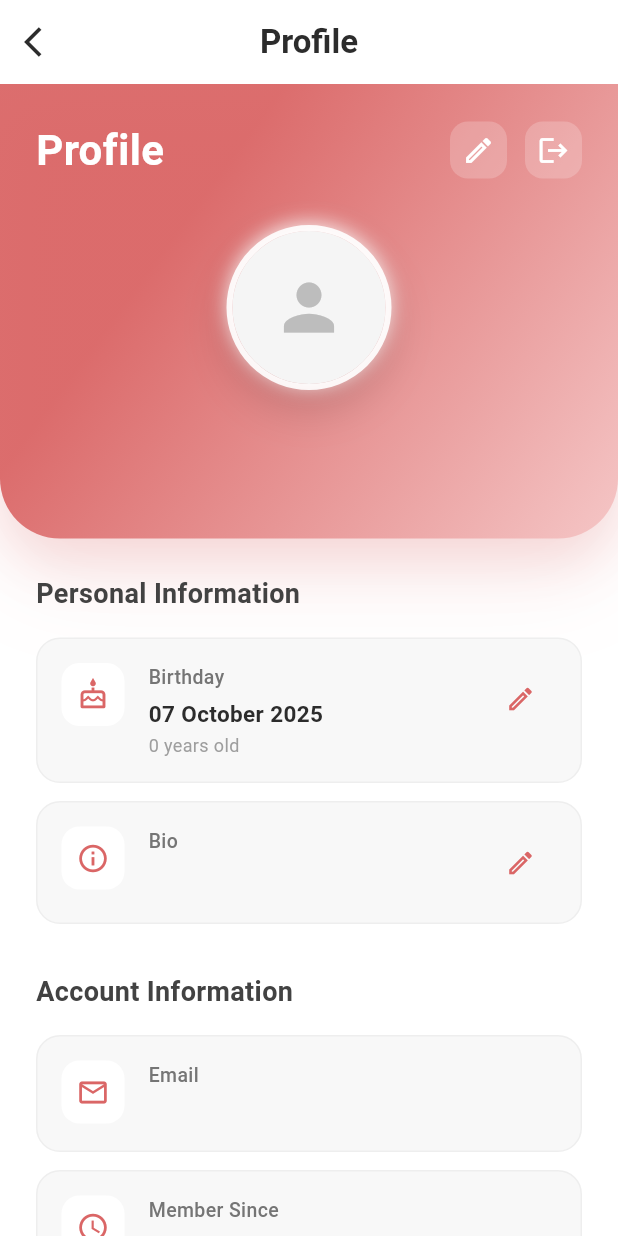
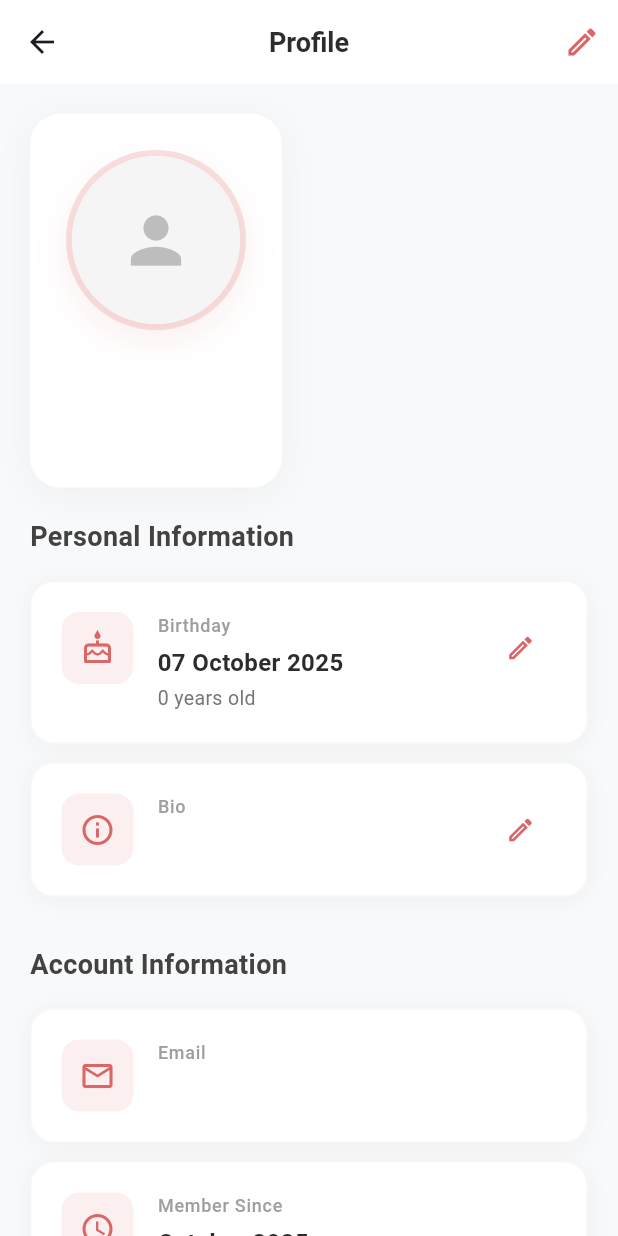
Before and after one commit to once-human/better, a Flutter app: the MyHomePage screen opened directly, after a tap on the "person outline" icon, on a phone screen of 412 x 824 dp. Run offline on Flutter 3.47's test engine with Material 3 defaults, Android fonts, the phone set to English and light mode, and no system bars; our stand-ins replace cloud_firestore, firebase_auth, firebase_core, firebase_storage, google_sign_in, image_picker and 1 more; accounts and stored records are empty.

Commit message:
feat: Complete profile photo management and UI improvements
✅ Profile Photo Management:
- Local profile picture storage in app documents directory
- Priority system: Local > Google > Default avatar
- Fixed profile photo display in profile screen
- Proper handling of both local files and network URLs

✅ Profile Screen Redesign:
- Removed ugly gradient header completely
- Clean, modern card-based design with subtle shadows
- Apple-level sophistication with proper spacing and typography
- Improved animations (fade, slide, scale transitions)
- Modern info cards with better visual hierarchy
- Clean settings tiles with proper destructive action styling

✅ Header Enhancements:
- Made header 1.4x bigger overall (increased padding)
- All components 1.5x bigger: hamburger (36px), logo (45px height), profile icon (48px)
- Sticky header now works properly when switching tabs
- Improved profile picture display logic

✅ Onboarding Improvements:
- Fixed gap created by removing header (increased bottom section to 350px)
- Adjusted text area height to accommodate larger bottom section
- Maintains proper spacing and visual balance

✅ Technical Improvements:
- Better error handling for image loading
- Proper file path management for local images
- Enhanced user service with local profile picture methods
- Maintained all existing animations and haptic feedback
- Clean, maintainable code structure

```diff
--- a/lib/main.dart
+++ b/lib/main.dart
@@ -216,14 +216,14 @@ class _MyHomePageState extends State<MyHomePage> {
         return Container(
           color: Colors.white,
           padding: EdgeInsets.only(
-            top: MediaQuery.of(context).padding.top + 12,
-            left: 24,
-            right: 24,
-            bottom: 12,
+            top: MediaQuery.of(context).padding.top + 16, // Increased from 12
+            left: 28, // Increased from 24
+            right: 28, // Increased from 24
+            bottom: 16, // Increased from 12
           ),
           child: Row(
             children: [
-              // Hamburger menu
+              // Hamburger menu - made 1.5x bigger
               GestureDetector(
                 onTap: () {
                   HapticFeedback.selectionClick();
@@ -232,18 +232,18 @@ class _MyHomePageState extends State<MyHomePage> {
                 child: const Icon(
                   Icons.menu_rounded,
                   color: Color(0xFF2C2C2C),
-                  size: 24,
+                  size: 36, // Increased from 24 (1.5x)
                 ),
               ),
-              const SizedBox(width: 16),
-              // Logo with text - no background
+              const SizedBox(width: 24), // Increased from 16
+              // Logo with text - made 1.5x bigger
               Image.asset(
                 'lib/assets/better_navlogo.png',
-                height: 30,
+                height: 45, // Increased from 30 (1.5x)
                 fit: BoxFit.contain,
               ),
               const Spacer(),
-              // Right: Profile button
+              // Right: Profile button - made 1.5x bigger
               GestureDetector(
                 onTap: () async {
                   HapticFeedback.selectionClick();
@@ -259,13 +259,13 @@ class _MyHomePageState extends State<MyHomePage> {
                   }
                 },
                 child: Container(
-                  width: 32,
-                  height: 32,
+                  width: 48, // Increased from 32 (1.5x)
+                  height: 48, // Increased from 32 (1.5x)
                   decoration: BoxDecoration(
                     shape: BoxShape.circle,
                     border: Border.all(
                       color: const Color(0xFFE0E0E0),
-                      width: 1.5,
+                      width: 2.25, // Increased from 1.5 (1.5x)
                     ),
                   ),
                   child: hasProfileImage
@@ -277,7 +277,7 @@ class _MyHomePageState extends State<MyHomePage> {
                                   errorBuilder: (_, __, ___) => const Icon(
                                     Icons.person_outline_rounded,
                                     color: Color(0xFF2C2C2C),
-                                    size: 18,
+                                    size: 27, // Increased from 18 (1.5x)
                                   ),
                                 )
                               : Image.file(
@@ -286,14 +286,14 @@ class _MyHomePageState extends State<MyHomePage> {
                                   errorBuilder: (_, __, ___) => const Icon(
                                     Icons.person_outline_rounded,
                                     color: Color(0xFF2C2C2C),
-                                    size: 18,
+                                    size: 27, // Increased from 18 (1.5x)
                                   ),
                                 ),
                         )
                       : const Icon(
                           Icons.person_outline_rounded,
                           color: Color(0xFF2C2C2C),
-                          size: 18,
+                          size: 27, // Increased from 18 (1.5x)
                         ),
                 ),
               ),
--- a/lib/onboarding_screen.dart
+++ b/lib/onboarding_screen.dart
@@ -316,7 +316,7 @@ class _OnboardingScreenState extends State<OnboardingScreen> with TickerProvider
           bottom: 0,
           left: 0,
           right: 0,
-          height: 250,
+          height: 350, // Increased from 250 to fill the gap
           child: Container(
             decoration: const BoxDecoration(
               color: Color(0xFFFBF1F0),
@@ -331,7 +331,7 @@ class _OnboardingScreenState extends State<OnboardingScreen> with TickerProvider
               children: [
                 // Text content with fixed height container
                 SizedBox(
-                  height: 100, // Fixed height for text area
+                  height: 140, // Increased from 100 to accommodate larger bottom section
                   child: Center(
                     child: AnimatedSwitcher(
                       duration: const Duration(milliseconds: 500),
--- a/lib/screens/profile_screen.dart
+++ b/lib/screens/profile_screen.dart
@@ -180,27 +180,25 @@ class _ProfileScreenState extends State<ProfileScreen> with TickerProviderStateM
   @override
   Widget build(BuildContext context) {
     return Scaffold(
-      backgroundColor: Colors.white,
+      backgroundColor: const Color(0xFFF8F9FA),
       appBar: AppBar(
         backgroundColor: Colors.white,
         elevation: 0,
-        leading: IconButton(
-          icon: const Icon(Icons.arrow_back_ios, color: Color(0xFF2C2C2C)),
-          onPressed: () {
-            // Navigate back to home by updating the index
-            if (Navigator.canPop(context)) {
-              Navigator.pop(context);
-            }
-          },
-        ),
         title: const Text(
           'Profile',
           style: TextStyle(
             color: Color(0xFF2C2C2C),
             fontWeight: FontWeight.w600,
+            fontSize: 18,
           ),
         ),
         centerTitle: true,
+        actions: [
+          IconButton(
+            icon: const Icon(Icons.edit_outlined, color: Color(0xFFDA6666)),
+            onPressed: _editProfile,
+          ),
+        ],
       ),
       body: SafeArea(
         child: _isLoading
@@ -215,138 +213,110 @@ class _ProfileScreenState extends State<ProfileScreen> with TickerProviderStateM
                 child: SingleChildScrollView(
                   physics: const ClampingScrollPhysics(),
                   child: Column(
-                    crossAxisAlignment: CrossAxisAlignment.stretch,
+                    crossAxisAlignment: CrossAxisAlignment.start,
                     children: [
-                      // Header with sophisticated gradient
-                      SlideTransition(
-                        position: _slideAnimation,
-                        child: Container(
+                      // Profile Header Card
+                      Container(
+                        margin: const EdgeInsets.all(20),
                         padding: const EdgeInsets.all(24),
                         decoration: BoxDecoration(
-                            gradient: LinearGradient(
-                              begin: Alignment.topLeft,
-                              end: Alignment.bottomRight,
-                              colors: [
-                                const Color(0xFFDA6666).withOpacity(0.95),
-                                const Color(0xFFF5C6C6),
-                              ],
-                              stops: const [0.3, 1.0],
-                            ),
-                            borderRadius: const BorderRadius.only(
-                              bottomLeft: Radius.circular(40),
-                              bottomRight: Radius.circular(40),
-                            ),
+                          color: Colors.white,
+                          borderRadius: BorderRadius.circular(20),
                           boxShadow: [
                             BoxShadow(
-                                color: const Color(0xFFDA6666).withOpacity(0.2),
-                                blurRadius: 30,
-                                offset: const Offset(0, 15),
-                              ),
-                              BoxShadow(
-                                color: const Color(0xFFDA6666).withOpacity(0.1),
-                                blurRadius: 60,
-                                offset: const Offset(0, 25),
+                              color: Colors.black.withOpacity(0.04),
+                              blurRadius: 20,
+                              offset: const Offset(0, 4),
                             ),
                           ],
                         ),
                         child: Column(
                           children: [
-                            Row(
-                              mainAxisAlignment: MainAxisAlignment.spaceBetween,
-                              children: [
-                                const Text(
-                                  'Profile',
-                                  style: TextStyle(
-                                    fontSize: 28,
-                                    fontWeight: FontWeight.bold,
-                                    color: Colors.white,
-                                  ),
-                                ),
-                                Row(
-                                  children: [
-                                    _buildHeaderButton(
-                                      icon: Icons.edit_outlined,
-                                      onTap: _editProfile,
-                                    ),
-                                    const SizedBox(width: 12),
-                                    _buildHeaderButton(
-                                      icon: Icons.logout,
-                                      onTap: _signOut,
-                                    ),
-                                  ],
-                                ),
-                              ],
-                            ),
-                            const SizedBox(height: 30),
-                            // Profile Photo with animation
+                            // Profile Photo
                             ScaleTransition(
                               scale: _scaleAnimation,
                               child: Container(
-                                width: 110,
-                                height: 110,
+                                width: 120,
+                                height: 120,
                                 decoration: BoxDecoration(
                                   shape: BoxShape.circle,
                                   border: Border.all(
-                                    color: Colors.white.withOpacity(0.9),
+                                    color: const Color(0xFFDA6666).withOpacity(0.2),
                                     width: 4,
                                   ),
                                   boxShadow: [
                                     BoxShadow(
-                                      color: Colors.black.withOpacity(0.15),
-                                      blurRadius: 25,
-                                      offset: const Offset(0, 12),
-                                    ),
-                                    BoxShadow(
-                                      color: Colors.white.withOpacity(0.8),
-                                      blurRadius: 10,
-                                      offset: const Offset(0, -2),
+                                      color: const Color(0xFFDA6666).withOpacity(0.1),
+                                      blurRadius: 20,
+                                      offset: const Offset(0, 8),
                                     ),
                                   ],
                                 ),
                                 child: ClipOval(
                                   child: _profile?.photoUrl != null
+                                      ? (_profile!.photoUrl!.startsWith('http')
                                           ? Image.network(
                                               _profile!.photoUrl!,
                                               fit: BoxFit.cover,
                                               errorBuilder: (_, __, ___) => _buildDefaultAvatar(),
                                             )
+                                          : Image.file(
+                                              File(_profile!.photoUrl!),
+                                              fit: BoxFit.cover,
+                                              errorBuilder: (_, __, ___) => _buildDefaultAvatar(),
+                                            ))
                                       : _buildDefaultAvatar(),
                                 ),
                               ),
                             ),
-                            const SizedBox(height: 16),
+                            const SizedBox(height: 20),
                             // Name
                             Text(
                               _profile?.fullName ?? 'Guest User',
                               style: const TextStyle(
                                 fontSize: 24,
                                 fontWeight: FontWeight.bold,
-                                color: Colors.white,
+                                color: Color(0xFF2C2C2C),
                               ),
+                              textAlign: TextAlign.center,
                             ),
                             const SizedBox(height: 4),
                             // Email
                             Text(
                               _profile?.email ?? '',
                               style: TextStyle(
+                                fontSize: 16,
+                                color: Colors.grey[600],
+                              ),
+                              textAlign: TextAlign.center,
+                            ),
+                            if (_profile?.bio != null && _profile!.bio!.isNotEmpty) ...[
+                              const SizedBox(height: 12),
+                              Text(
+                                _profile!.bio!,
+                                style: TextStyle(
                                   fontSize: 14,
-                                color: Colors.white.withOpacity(0.9),
+                                  color: Colors.grey[700],
+                                  height: 1.4,
                                 ),
+                                textAlign: TextAlign.center,
+                                maxLines: 3,
+                                overflow: TextOverflow.ellipsis,
                               ),
                             ],
-                        ),
+                          ],
                         ),
                       ),
 
                       // Profile Info Cards
                       Padding(
-                        padding: const EdgeInsets.all(24),
+                        padding: const EdgeInsets.symmetric(horizontal: 20),
                         child: Column(
                           crossAxisAlignment: CrossAxisAlignment.start,
                           children: [
                             _buildSectionTitle('Personal Information'),
                             const SizedBox(height: 16),
-                            _buildInfoCard(
+                            _buildModernInfoCard(
                               icon: Icons.cake_outlined,
                               title: 'Birthday',
                               value: _profile?.dateOfBirth != null
@@ -359,7 +329,7 @@ class _ProfileScreenState extends State<ProfileScreen> with TickerProviderStateM
                               onEdit: () => _editBirthday(),
                             ),
                             const SizedBox(height: 12),
-                            _buildInfoCard(
+                            _buildModernInfoCard(
                               icon: Icons.info_outline,
                               title: 'Bio',
                               value: _profile?.bio ?? 'No bio added',
@@ -371,13 +341,13 @@ class _ProfileScreenState extends State<ProfileScreen> with TickerProviderStateM
                             const SizedBox(height: 32),
                             _buildSectionTitle('Account Information'),
                             const SizedBox(height: 16),
-                            _buildInfoCard(
+                            _buildModernInfoCard(
                               icon: Icons.email_outlined,
                               title: 'Email',
                               value: _profile?.email ?? 'Not available',
                             ),
                             const SizedBox(height: 12),
-                            _buildInfoCard(
+                            _buildModernInfoCard(
                               icon: Icons.access_time,
                               title: 'Member Since',
                               value: _profile?.createdAt != null
@@ -394,33 +364,42 @@ class _ProfileScreenState extends State<ProfileScreen> with TickerProviderStateM
                             const SizedBox(height: 32),
                             _buildSectionTitle('Settings'),
                             const SizedBox(height: 16),
-                            _buildSettingsTile(
+                            _buildModernSettingsTile(
                               icon: Icons.notifications_outlined,
                               title: 'Notifications',
                               subtitle: 'Manage notification preferences',
                               onTap: () => _showNotificationSettings(),
                             ),
-                            _buildSettingsTile(
+                            _buildModernSettingsTile(
                               icon: Icons.lock_outline,
                               title: 'Privacy',
                               subtitle: 'Control your privacy settings',
                               onTap: () => _showPrivacySettings(),
                             ),
-                            _buildSettingsTile(
+                            _buildModernSettingsTile(
                               icon: Icons.help_outline,
                               title: 'Help & Support',
                               subtitle: 'Get help or contact support',
                               onTap: () => _showHelpSupport(),
                             ),
-                            _buildSettingsTile(
+                            _buildModernSettingsTile(
                               icon: Icons.info_outline,
                               title: 'About',
                               subtitle: 'Version 1.0.2',
                               onTap: () => _showAbout(),
                             ),
+                            _buildModernSettingsTile(
+                              icon: Icons.logout,
+                              title: 'Sign Out',
+                              subtitle: 'Sign out of your account',
+                              onTap: _signOut,
+                              isDestructive: true,
+                            ),
                           ],
                         ),
                       ),
+
+                      const SizedBox(height: 40),
                     ],
                   ),
                 ),
@@ -461,7 +440,7 @@ class _ProfileScreenState extends State<ProfileScreen> with TickerProviderStateM
     );
   }
 
-  Widget _buildInfoCard({
+  Widget _buildModernInfoCard({
     required IconData icon,
     required String title,
     required String value,
@@ -471,12 +450,19 @@ class _ProfileScreenState extends State<ProfileScreen> with TickerProviderStateM
     VoidCallback? onEdit,
   }) {
     return Container(
-      padding: const EdgeInsets.all(16),
+      padding: const EdgeInsets.all(20),
       decoration: BoxDecoration(
-        color: const Color(0xFFF8F8F8),
+        color: Colors.white,
         borderRadius: BorderRadius.circular(16),
+        boxShadow: [
+          BoxShadow(
+            color: Colors.black.withOpacity(0.04),
+            blurRadius: 12,
+            offset: const Offset(0, 2),
+          ),
+        ],
         border: Border.all(
-          color: Colors.grey[200]!,
+          color: Colors.grey.withOpacity(0.08),
           width: 1,
         ),
       ),
@@ -484,15 +470,15 @@ class _ProfileScreenState extends State<ProfileScreen> with TickerProviderStateM
         crossAxisAlignment: CrossAxisAlignment.start,
         children: [
           Container(
-            padding: const EdgeInsets.all(10),
+            padding: const EdgeInsets.all(12),
             decoration: BoxDecoration(
-              color: Colors.white,
+              color: const Color(0xFFDA6666).withOpacity(0.1),
               borderRadius: BorderRadius.circular(12),
             ),
             child: Icon(
               icon,
               color: const Color(0xFFDA6666),
-              size: 22,
+              size: 24,
             ),
           ),
           const SizedBox(width: 16),
@@ -503,29 +489,32 @@ class _ProfileScreenState extends State<ProfileScreen> with TickerProviderStateM
                 Text(
                   title,
                   style: TextStyle(
-                    fontSize: 13,
-                    color: Colors.grey[600],
+                    fontSize: 12,
+                    color: Colors.grey[500],
                     fontWeight: FontWeight.w500,
+                    letterSpacing: 0.5,
                   ),
                 ),
-                const SizedBox(height: 4),
+                const SizedBox(height: 6),
                 Text(
                   value,
                   style: const TextStyle(
-                    fontSize: 15,
+                    fontSize: 16,
                     color: Color(0xFF2C2C2C),
                     fontWeight: FontWeight.w600,
+                    height: 1.3,
                   ),
-                  maxLines: isExpandable ? null : 1,
+                  maxLines: isExpandable ? null : 2,
                   overflow: isExpandable ? null : TextOverflow.ellipsis,
                 ),
                 if (subtitle != null) ...[
-                  const SizedBox(height: 2),
+                  const SizedBox(height: 4),
                   Text(
                     subtitle,
                     style: TextStyle(
-                      fontSize: 12,
-                      color: Colors.grey[500],
+                      fontSize: 13,
+                      color: Colors.grey[600],
+                      fontWeight: FontWeight.w400,
                     ),
                   ),
                 ],
@@ -533,7 +522,7 @@ class _ProfileScreenState extends State<ProfileScreen> with TickerProviderStateM
             ),
           ),
           if (isEditable && onEdit != null) ...[
-            const SizedBox(width: 8),
+            const SizedBox(width: 12),
             IconButton(
               onPressed: () {
                 HapticFeedback.lightImpact();
@@ -553,11 +542,12 @@ class _ProfileScreenState extends State<ProfileScreen> with TickerProviderStateM
     );
   }
 
-  Widget _buildSettingsTile({
+  Widget _buildModernSettingsTile({
     required IconData icon,
     required String title,
     required String subtitle,
     required VoidCallback onTap,
+    bool isDestructive = false,
   }) {
     return GestureDetector(
       onTap: () {
@@ -565,17 +555,34 @@ class _ProfileScreenState extends State<ProfileScreen> with TickerProviderStateM
         onTap();
       },
       child: Container(
-        margin: const EdgeInsets.only(bottom: 1),
-        padding: const EdgeInsets.symmetric(horizontal: 16, vertical: 14),
+        margin: const EdgeInsets.only(bottom: 8),
+        padding: const EdgeInsets.symmetric(horizontal: 20, vertical: 16),
         decoration: BoxDecoration(
-          color: const Color(0xFFF8F8F8),
+          color: Colors.white,
+          borderRadius: BorderRadius.circular(12),
+          boxShadow: [
+            BoxShadow(
+              color: Colors.black.withOpacity(0.03),
+              blurRadius: 8,
+              offset: const Offset(0, 1),
+            ),
+          ],
         ),
         child: Row(
           children: [
-            Icon(
+            Container(
+              padding: const EdgeInsets.all(8),
+              decoration: BoxDecoration(
+                color: isDestructive
+                    ? Colors.red.withOpacity(0.1)
+                    : const Color(0xFFDA6666).withOpacity(0.1),
+                borderRadius: BorderRadius.circular(8),
+              ),
+              child: Icon(
                 icon,
-              color: const Color(0xFFDA6666),
-              size: 22,
+                color: isDestructive ? Colors.red[400] : const Color(0xFFDA6666),
+                size: 20,
+              ),
             ),
             const SizedBox(width: 16),
             Expanded(
@@ -584,12 +591,13 @@ class _ProfileScreenState extends State<ProfileScreen> with TickerProviderStateM
                 children: [
                   Text(
                     title,
-                    style: const TextStyle(
+                    style: TextStyle(
                       fontSize: 16,
-                      color: Color(0xFF2C2C2C),
+                      color: isDestructive ? Colors.red[400] : const Color(0xFF2C2C2C),
                       fontWeight: FontWeight.w500,
                     ),
                   ),
+                  const SizedBox(height: 2),
                   Text(
                     subtitle,
                     style: TextStyle(
```
Lines whose indentation alone changed are shown as unchanged.
